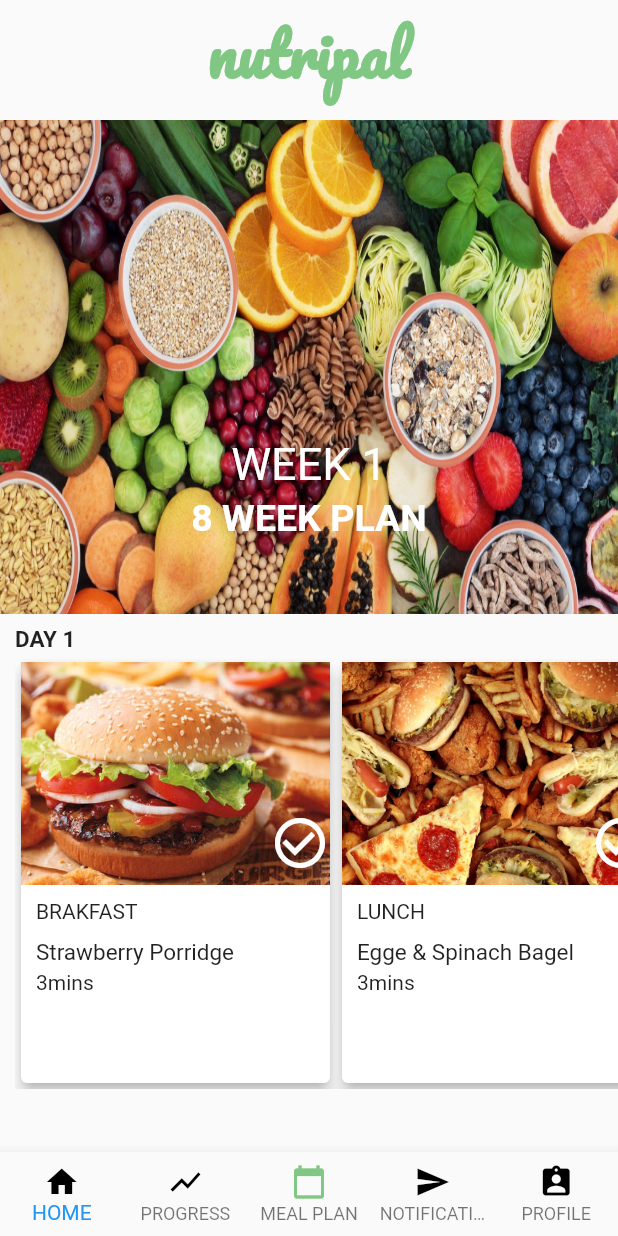
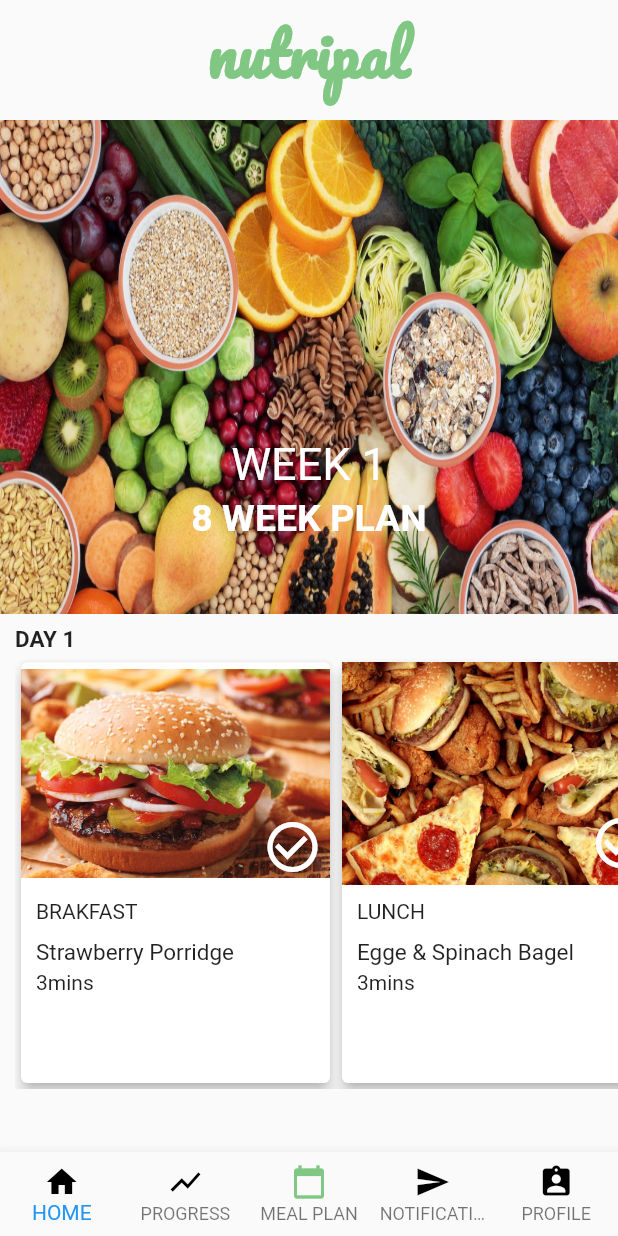
Before and after one commit to mahmoudhamdy123/Flutter_UI_Food_Responsive_Design, a Flutter app: the screen it shows after launch, on a phone screen of 412 x 824 dp. Run offline on Flutter 3.47's test engine with Material 2 defaults, Android fonts, the phone set to English and light mode, and no system bars.

Commit message:
change stack to container

```diff
--- a/lib/screen/firstpage.dart
+++ b/lib/screen/firstpage.dart
@@ -98,23 +98,23 @@ class HomePage extends StatelessWidget {
                             MediaQuery.of(context).size.height*0.35,
                             child: Column(
                               children: <Widget>[
-                                Container(
                                 /// container malosh ae lazma sooo shelo ^^
-                                    child:Stack(
                                 ///challenge part : make it with only container without Stack
                                 ///hint: use BoxDecoration
-                                    children: <Widget>[
-                                      Image.asset(
-                                        'assets/images/img2.jpg',
+                                Container(
                                   width: MediaQuery.of(context).orientation==Orientation.landscape?
                                   MediaQuery.of(context).size.width*0.27:
                                   MediaQuery.of(context).size.width*0.5,
                                   height: MediaQuery.of(context).orientation==Orientation.landscape?
                                   MediaQuery.of(context).size.height*0.3:
                                   MediaQuery.of(context).size.height*0.18,
-                                        fit: BoxFit.fill,
+                                  decoration: BoxDecoration(
+                                        image: DecorationImage(image: AssetImage(
+                                          'assets/images/img2.jpg',
+                                        ))
                                       ),
-                                      Container(
+                                  child: Container(
+                                          margin: EdgeInsets.all(5),
                                           alignment: Alignment.bottomRight,
                                           height: MediaQuery.of(context).orientation==Orientation.landscape?
                                           MediaQuery.of(context).size.height*0.3:
@@ -125,8 +125,6 @@ class HomePage extends StatelessWidget {
                                             size: 40,
                                           ),
                                       ),
-                                    ],
-                                  )
                                   ),
                                 Container(
                                   margin: EdgeInsets.only(left: 10,top: 10),
```
Lines whose indentation alone changed are shown as unchanged.
